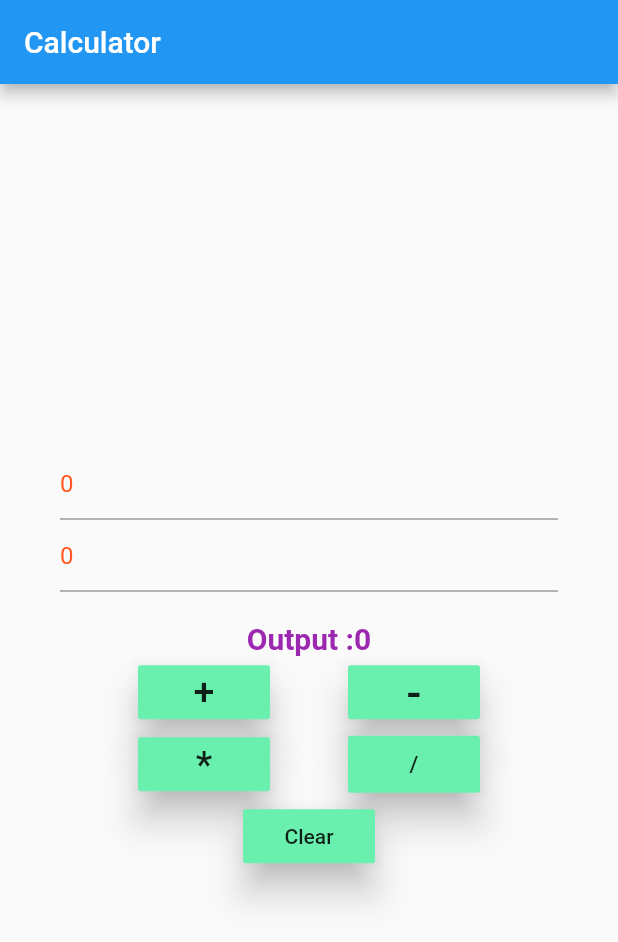
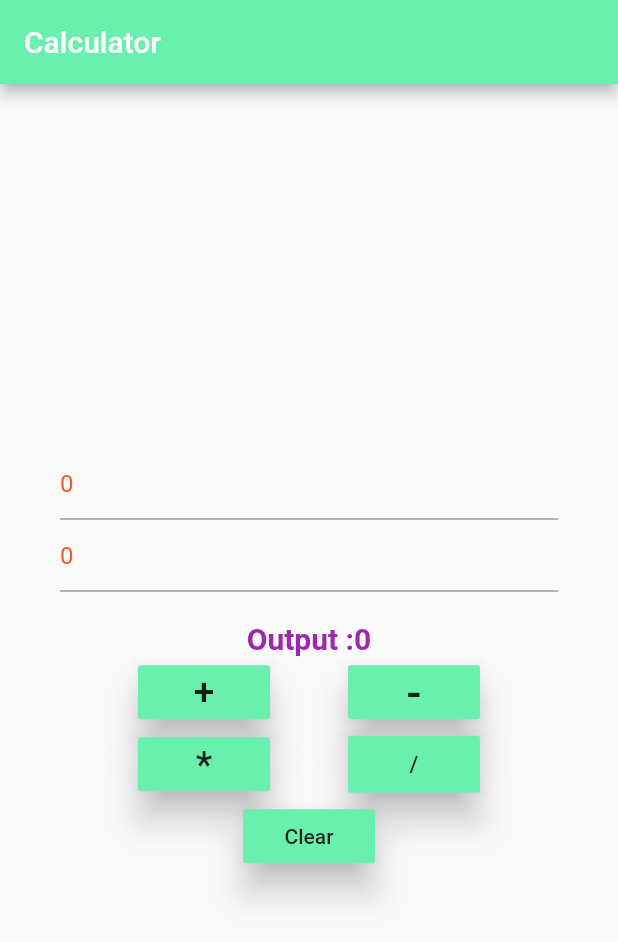
Before and after one commit to vaibhavbisht06/Calculator-Flutter, a Flutter app: the screen it shows after launch, on a phone screen of 412 x 824 dp. Shown: the top 942 px of the screen. Run offline on Flutter 3.47's test engine with Material 2 defaults, Android fonts, the phone set to English and light mode, and no system bars.

Commit message:
Final Submission For Basic Structure

```diff
--- a/calculator/lib/main.dart
+++ b/calculator/lib/main.dart
@@ -8,8 +8,8 @@ class Myapp extends StatelessWidget {
   @override
   Widget build(BuildContext context) {
     return new MaterialApp(
-      title: "Calculator App",
-      theme: new ThemeData(primarySwatch: Colors.blue),
+      title: "Calculator",
+      theme: new ThemeData(primarySwatch: Colors.red,accentColor: Colors.greenAccent,appBarTheme: AppBarTheme(color: Colors.greenAccent )),
       home: new HomePage(),
     );
   }
```
